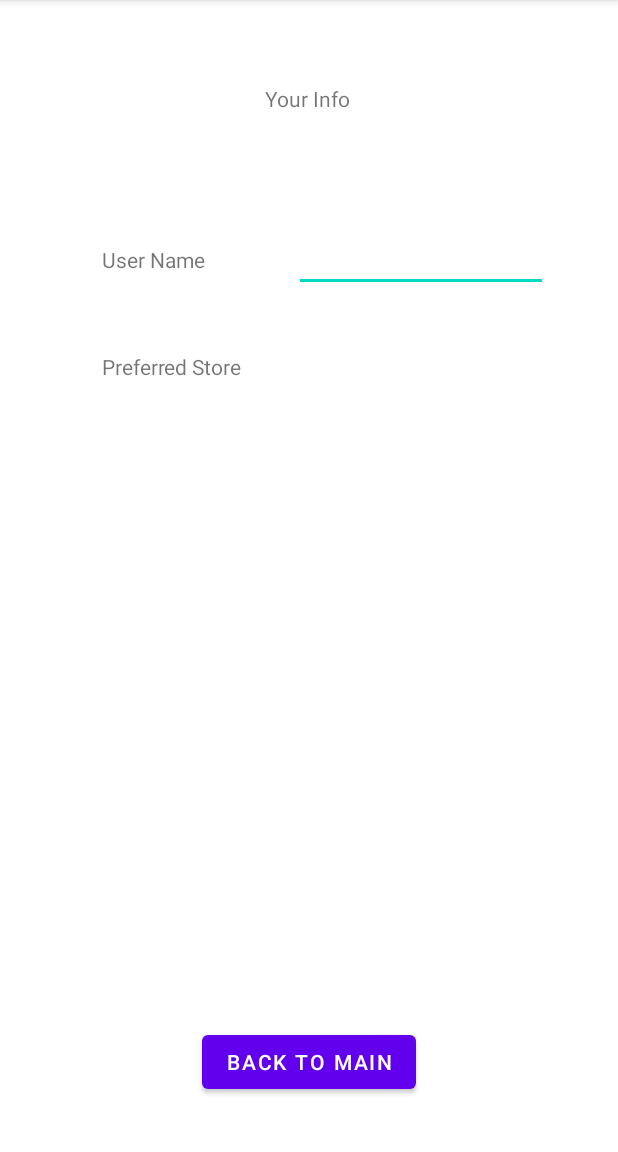
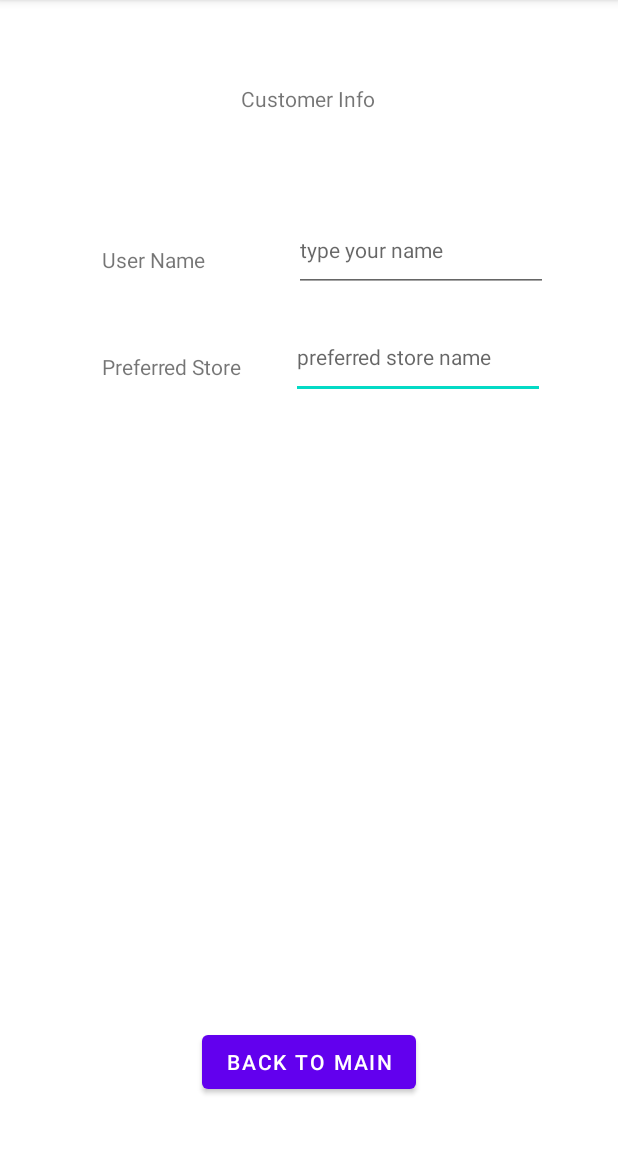
Before and after one commit to azzidahaka/Final-Project-sem-6-, an Android app: the CustomerInfo screen opened directly, with no data from a screen before it, on a phone screen of 412 x 824 dp, the part 84-1236 px from its top. Run offline under Robolectric (Android 15) with nearby library versions, the phone set to English and light mode, and no system bars.

Commit message:
minor fixes for previous update

```diff
--- a/app/src/main/java/com/example/finalproject/CustomerHome.kt
+++ b/app/src/main/java/com/example/finalproject/CustomerHome.kt
@@ -13,7 +13,7 @@ class CustomerHome : AppCompatActivity() {
         setContentView(R.layout.activity_customer_home)
 
         val userName = intent.getStringExtra("USER_NAME")
-        if(userName === null)
+        if(userName === null || userName.isBlank())
         {
             findViewById<TextView>(R.id.textViewUserActualName).text = getString(R.string.hello) + "  " + getString(
                 R.string.default_name
@@ -39,6 +39,7 @@ class CustomerHome : AppCompatActivity() {
         //call camera activity
         val intent = Intent(this, CameraOpen::class.java)
         startActivity(intent)
+        finish()
     }
 
     fun onCustomerInfoClick(view: View) {
--- a/app/src/main/java/com/example/finalproject/CustomerInfo.kt
+++ b/app/src/main/java/com/example/finalproject/CustomerInfo.kt
@@ -10,7 +10,6 @@ class CustomerInfo : AppCompatActivity() {
     override fun onCreate(savedInstanceState: Bundle?) {
         super.onCreate(savedInstanceState)
         setContentView(R.layout.activity_customer_info)
-
     }
 
     fun onBackMainClick(view: View) {
@@ -18,5 +17,6 @@ class CustomerInfo : AppCompatActivity() {
         val intent = Intent(this, CustomerHome::class.java)
         intent.putExtra ( "USER_NAME", findViewById<EditText>(R.id.editTextUserName).text.toString() );
         startActivity(intent)
+        // don't use finish to not destroy the activity and keep data for username
     }
 }
--- a/app/src/main/res/layout/activity_customer_info.xml
+++ b/app/src/main/res/layout/activity_customer_info.xml
@@ -5,6 +5,34 @@
     android:layout_width="match_parent"
     android:layout_height="match_parent"
     tools:context=".CustomerInfo">
+
+    <EditText
+        android:id="@+id/editTextPreferredStore"
+        android:layout_width="169dp"
+        android:layout_height="55dp"
+        android:layout_marginTop="16dp"
+        android:ems="10"
+        android:hint="preferred store name"
+        android:inputType="textPersonName"
+        android:textSize="14sp"
+        app:layout_constraintEnd_toEndOf="parent"
+        app:layout_constraintHorizontal_bias="0.41"
+        app:layout_constraintStart_toEndOf="@+id/textViewPreferredStore"
+        app:layout_constraintTop_toBottomOf="@+id/editTextUserName" />
+
+    <EditText
+        android:id="@+id/editTextUserName"
+        android:layout_width="169dp"
+        android:layout_height="55dp"
+        android:layout_marginTop="64dp"
+        android:ems="10"
+        android:hint="type your name"
+        android:inputType="textPersonName"
+        android:textSize="14sp"
+        app:layout_constraintEnd_toEndOf="parent"
+        app:layout_constraintHorizontal_bias="0.557"
+        app:layout_constraintStart_toEndOf="@+id/textViewUserName"
+        app:layout_constraintTop_toBottomOf="@+id/textViewUserInfo" />
 
     <TextView
         android:id="@+id/textViewUserName"
@@ -17,14 +45,6 @@
         app:layout_constraintTop_toBottomOf="@+id/textViewUserInfo" />
 
     <TextView
-        android:id="@+id/textViewUserNameEdit"
-        android:layout_width="wrap_content"
-        android:layout_height="wrap_content"
-        android:layout_marginTop="88dp"
-        app:layout_constraintStart_toEndOf="@+id/textViewUserName"
-        app:layout_constraintTop_toBottomOf="@+id/textViewUserInfo" />
-
-    <TextView
         android:id="@+id/textViewPreferredStore"
         android:layout_width="wrap_content"
         android:layout_height="wrap_content"
@@ -33,16 +53,6 @@
         android:text="@string/preferred_store"
         app:layout_constraintStart_toStartOf="parent"
         app:layout_constraintTop_toBottomOf="@+id/textViewUserName" />
-
-    <TextView
-        android:id="@+id/textViewPreferredStoreEdit"
-        android:layout_width="wrap_content"
-        android:layout_height="wrap_content"
-        android:layout_marginTop="52dp"
-        app:layout_constraintEnd_toEndOf="parent"
-        app:layout_constraintHorizontal_bias="0.42"
-        app:layout_constraintStart_toEndOf="@+id/textViewPreferredStore"
-        app:layout_constraintTop_toBottomOf="@+id/textViewUserNameEdit" />
 
     <TextView
         android:id="@+id/textViewUserInfo"
@@ -66,16 +76,4 @@
         app:layout_constraintEnd_toEndOf="parent"
         app:layout_constraintStart_toStartOf="parent" />
 
-    <EditText
-        android:id="@+id/editTextUserName"
-        android:layout_width="169dp"
-        android:layout_height="55dp"
-        android:layout_marginTop="64dp"
-        android:ems="10"
-        android:inputType="textPersonName"
-        android:textSize="14sp"
-        app:layout_constraintEnd_toEndOf="parent"
-        app:layout_constraintHorizontal_bias="0.557"
-        app:layout_constraintStart_toEndOf="@+id/textViewUserName"
-        app:layout_constraintTop_toBottomOf="@+id/textViewUserInfo" />
 </androidx.constraintlayout.widget.ConstraintLayout>
--- a/app/src/main/res/values/strings.xml
+++ b/app/src/main/res/values/strings.xml
@@ -14,7 +14,7 @@
     <string name="edit_product">Edit Product</string>
     <string name="edit">Edit</string>
     <string name="choose">Choose Store</string>
-    <string name="user_info">Your Info</string>
+    <string name="user_info">Customer Info</string>
     <string name="basic_info">Basic Info</string>
     <string name="detailed_info">Detailed Info</string>
     <string name="back_to_scanner">Back To Scanner</string>
```
Also changed, not shown: 1 other file.
